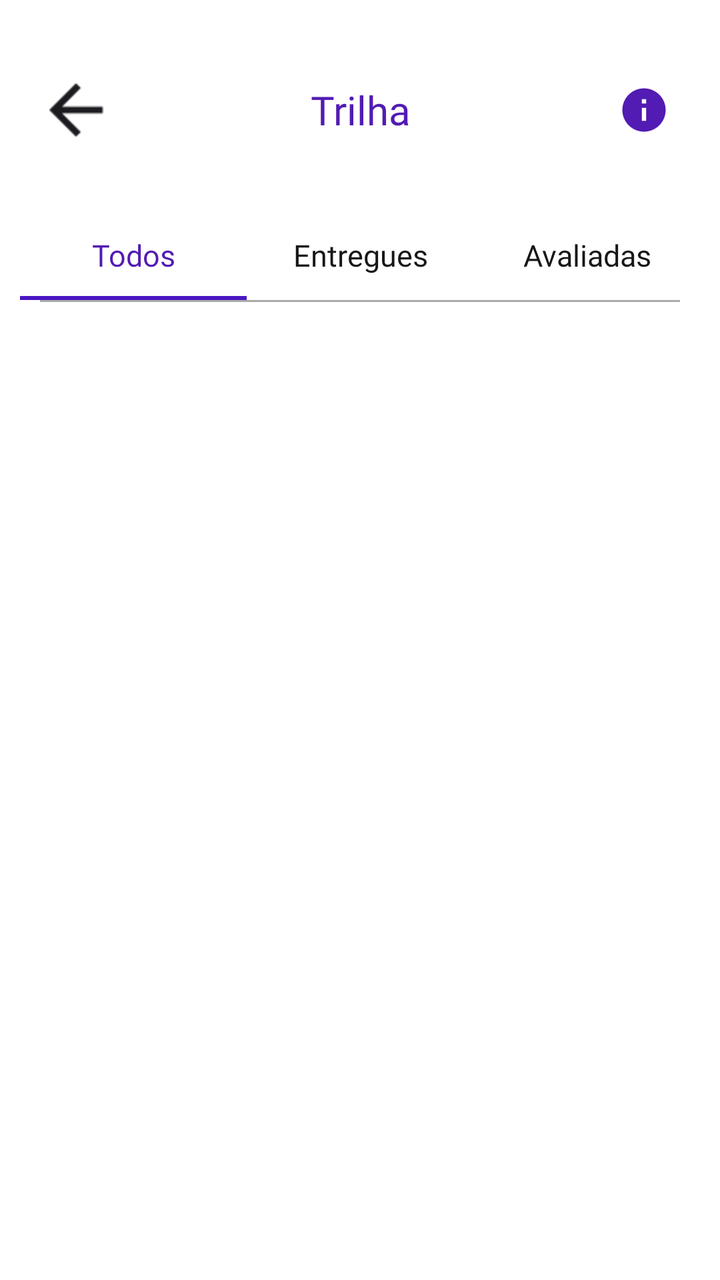
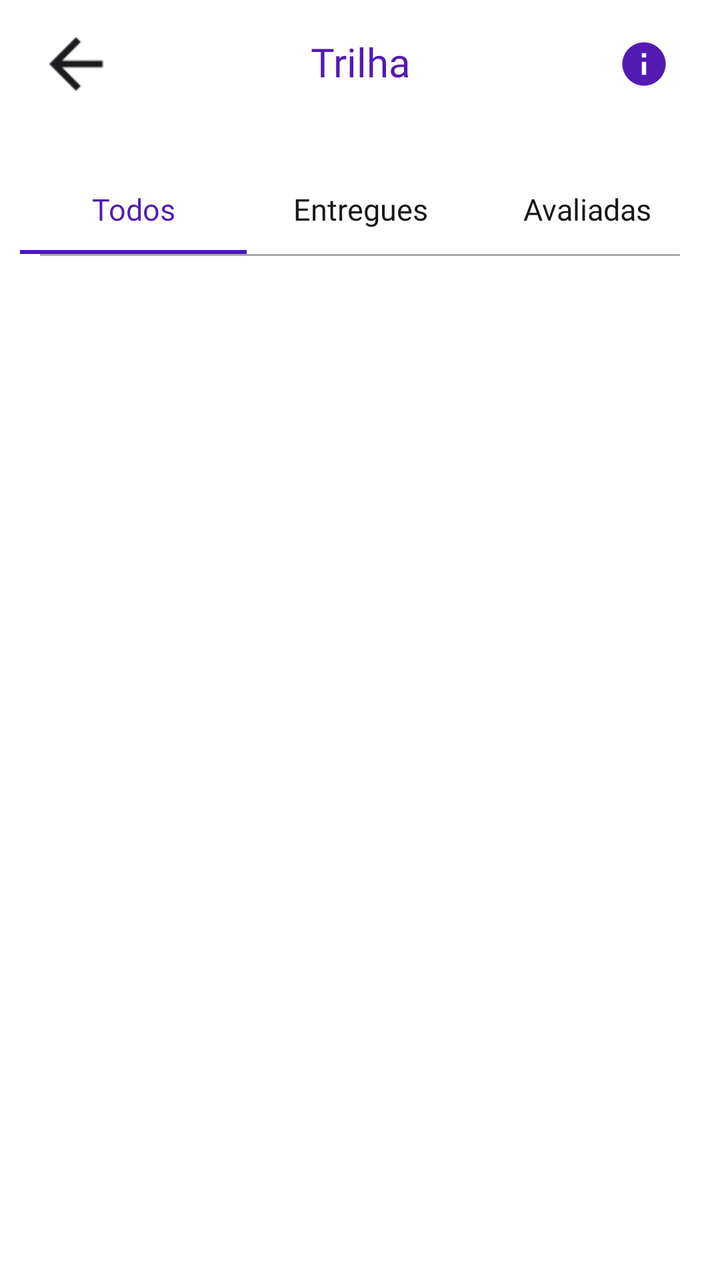

Two renders of the same Android screen: before a commit and after it. Below are the layout's source before the change and the commit's diff.
<!-- AndroidManifest.xml: application theme Theme.MeuFuturoAgora -->
<!-- res/layout/activity_tela_detalhes_disciplina_aluno.xml -->
<?xml version="1.0" encoding="utf-8"?>
<androidx.constraintlayout.widget.ConstraintLayout xmlns:android="http://schemas.android.com/apk/res/android"
    xmlns:app="http://schemas.android.com/apk/res-auto"
    xmlns:tools="http://schemas.android.com/tools"
    android:id="@+id/main"
    android:layout_width="match_parent"
    android:layout_height="match_parent"
    android:background="@android:color/white"
    tools:context=".TelaDetalhesDisciplinaAluno">

    <ImageView
        android:id="@+id/btnVoltar"
        android:layout_width="40dp"
        android:layout_height="40dp"
        android:layout_marginStart="18dp"
        android:layout_marginTop="35dp"
        android:src="@drawable/seta_voltar"
        android:scaleType="centerInside"
        android:contentDescription="Voltar"
        app:layout_constraintStart_toStartOf="parent"
        app:layout_constraintTop_toTopOf="parent" />

    

    <TextView
        android:id="@+id/tvNomeDisciplinaAluno"
        android:layout_width="0dp"
        android:layout_height="50dp"
        android:layout_marginStart="64dp"
        android:layout_marginEnd="64dp"
        android:ellipsize="end"
        android:gravity="center"
        android:maxLines="1"
        android:text="Trilha"
        android:textColor="@color/roxo_primario"
        android:textSize="20sp"
        android:fontFamily="@font/poppins_bold"
        app:layout_constraintStart_toStartOf="parent"
        app:layout_constraintEnd_toEndOf="parent"
        app:layout_constraintTop_toTopOf="@id/btnVoltar"
        app:layout_constraintBottom_toBottomOf="@id/btnVoltar" />

    

    <ImageView
        android:id="@+id/btnInfoProfessor"
        android:layout_width="40dp"
        android:layout_height="40dp"
        android:layout_marginEnd="18dp"
        android:background="?attr/selectableItemBackgroundBorderless"
        android:contentDescription="Informações da disciplina"
        android:padding="7dp"
        android:src="@drawable/ic_info"
        app:tint="@color/roxo_primario"
        app:layout_constraintEnd_toEndOf="parent"
        app:layout_constraintTop_toTopOf="@id/btnVoltar"
        app:layout_constraintBottom_toBottomOf="@id/btnVoltar" />

    <androidx.constraintlayout.widget.ConstraintLayout
        android:id="@+id/layoutAbasAluno"
        android:layout_width="0dp"
        android:layout_height="45dp"
        android:layout_marginTop="30dp"
        app:layout_constraintTop_toBottomOf="@id/btnVoltar"
        app:layout_constraintStart_toStartOf="parent"
        app:layout_constraintEnd_toEndOf="parent">

        <TextView
            android:id="@+id/tabTodos"
            android:layout_width="0dp"
            android:layout_height="match_parent"
            android:gravity="center"
            android:text="Todos"
            android:textColor="@color/roxo_primario"
            android:layout_marginStart="10dp"
            android:textSize="15sp"
            android:fontFamily="@font/poppins_bold"
            app:layout_constraintStart_toStartOf="parent"
            app:layout_constraintEnd_toStartOf="@id/tabEntregues"
            app:layout_constraintTop_toTopOf="parent"
            app:layout_constraintBottom_toBottomOf="parent" />

        <TextView
            android:id="@+id/tabEntregues"
            android:layout_width="0dp"
            android:layout_height="match_parent"
            android:gravity="center"
            android:text="Entregues"
            android:textColor="#171717"
            android:textSize="15sp"
            android:fontFamily="@font/poppins_bold"
            app:layout_constraintStart_toEndOf="@id/tabTodos"
            app:layout_constraintEnd_toStartOf="@id/tabAvaliadas"
            app:layout_constraintTop_toTopOf="parent"
            app:layout_constraintBottom_toBottomOf="parent" />

        <TextView
            android:id="@+id/tabAvaliadas"
            android:layout_width="0dp"
            android:layout_height="match_parent"
            android:gravity="center"
            android:text="Avaliadas"
            android:textColor="#171717"
            android:layout_marginEnd="10dp"
            android:textSize="15sp"
            android:fontFamily="@font/poppins_bold"
            app:layout_constraintStart_toEndOf="@id/tabEntregues"
            app:layout_constraintEnd_toEndOf="parent"
            app:layout_constraintTop_toTopOf="parent"
            app:layout_constraintBottom_toBottomOf="parent" />

        <View
            android:id="@+id/linhaAbaTodos"
            android:layout_width="0dp"
            android:layout_height="2dp"
            android:background="@color/roxo_acao"
            app:layout_constraintStart_toStartOf="@id/tabTodos"
            app:layout_constraintEnd_toEndOf="@id/tabTodos"
            app:layout_constraintBottom_toBottomOf="parent" />

        <View
            android:id="@+id/linhaAbaEntregues"
            android:layout_width="0dp"
            android:layout_height="2dp"
            android:background="@color/roxo_acao"
            android:visibility="gone"
            app:layout_constraintStart_toStartOf="@id/tabEntregues"
            app:layout_constraintEnd_toEndOf="@id/tabEntregues"
            app:layout_constraintBottom_toBottomOf="parent" />

        <View
            android:id="@+id/linhaAbaAvaliadas"
            android:layout_width="0dp"
            android:layout_height="2dp"
            android:background="@color/roxo_acao"
            android:visibility="gone"
            app:layout_constraintStart_toStartOf="@id/tabAvaliadas"
            app:layout_constraintEnd_toEndOf="@id/tabAvaliadas"
            app:layout_constraintBottom_toBottomOf="parent" />

    </androidx.constraintlayout.widget.ConstraintLayout>

    <View
        android:id="@+id/linhaSeparadoraAluno"
        android:layout_width="0dp"
        android:layout_height="1dp"
        android:background="@color/linha_cinza"
        android:layout_marginStart="20dp"
        android:layout_marginEnd="20dp"
        app:layout_constraintTop_toBottomOf="@id/layoutAbasAluno"
        app:layout_constraintStart_toStartOf="parent"
        app:layout_constraintEnd_toEndOf="parent" />

    <androidx.recyclerview.widget.RecyclerView
        android:id="@+id/recyclerAtividadesAluno"
        android:layout_width="0dp"
        android:layout_height="0dp"
        android:clipToPadding="false"
        android:layout_marginStart="20dp"
        android:layout_marginEnd="20dp"
        android:paddingTop="5dp"
        android:paddingBottom="20dp"
        app:layout_constraintTop_toBottomOf="@id/linhaSeparadoraAluno"
        app:layout_constraintBottom_toBottomOf="parent"
        app:layout_constraintStart_toStartOf="parent"
        app:layout_constraintEnd_toEndOf="parent" />

    <TextView
        android:id="@+id/tvSemAtividadesDisciplinaAluno"
        android:layout_width="wrap_content"
        android:layout_height="wrap_content"
        android:fontFamily="@font/poppins_regular"
        android:text="Nenhuma trilha nesta categoria."
        android:textColor="@color/texto_cinza"
        android:textSize="14sp"
        android:visibility="gone"
        app:layout_constraintTop_toBottomOf="@id/linhaSeparadoraAluno"
        app:layout_constraintBottom_toBottomOf="parent"
        app:layout_constraintStart_toStartOf="parent"
        app:layout_constraintEnd_toEndOf="parent" />

</androidx.constraintlayout.widget.ConstraintLayout>
<!-- resources referenced by this layout -->
<resources>
  <color name="linha_cinza">#AAAAAA</color>
  <color name="roxo_acao">#4A16C4</color>
  <color name="roxo_primario">#521BB3</color>
  <color name="texto_cinza">#777777</color>
  <!-- drawable ic_info (drawable) -->
  <?xml version="1.0" encoding="utf-8"?>
  <vector xmlns:android="http://schemas.android.com/apk/res/android"
      android:width="24dp"
      android:height="24dp"
      android:viewportWidth="24"
      android:viewportHeight="24">
      <path
          android:fillColor="#FF000000"
          android:pathData="M12,2C6.48,2 2,6.48 2,12s4.48,10 10,10s10,-4.48 10,-10S17.52,2 12,2zM13,17h-2v-6h2v6zM13,9h-2L11,7h2v2z" />
  </vector>
  <!-- drawable seta_voltar: png bitmap (drawable, 265 bytes) -->
  <style name="Theme.MeuFuturoAgora" parent="Base.Theme.MeuFuturoAgora" />
  <style name="Base.Theme.MeuFuturoAgora" parent="Theme.Material3.DayNight.NoActionBar">
          <item name="android:navigationBarColor">@android:color/transparent</item>
      </style>
</resources>

<!-- the commit's change to res/layout/activity_tela_detalhes_disciplina_aluno.xml (unified diff, before → after) -->
@@ -13,7 +13,7 @@
         android:layout_width="40dp"
         android:layout_height="40dp"
         android:layout_marginStart="18dp"
-        android:layout_marginTop="35dp"
+        android:layout_marginTop="12dp"
         android:src="@drawable/seta_voltar"
         android:scaleType="centerInside"
         android:contentDescription="Voltar"
@@ -30,11 +30,17 @@
         android:layout_marginEnd="64dp"
         android:ellipsize="end"
         android:gravity="center"
-        android:maxLines="1"
+        android:includeFontPadding="false"
+        android:lineSpacingMultiplier="0.85"
+        android:maxLines="2"
         android:text="Trilha"
         android:textColor="@color/roxo_primario"
         android:textSize="20sp"
         android:fontFamily="@font/poppins_bold"
+        app:autoSizeTextType="uniform"
+        app:autoSizeMinTextSize="13sp"
+        app:autoSizeMaxTextSize="20sp"
+        app:autoSizeStepGranularity="1sp"
         app:layout_constraintStart_toStartOf="parent"
         app:layout_constraintEnd_toEndOf="parent"
         app:layout_constraintTop_toTopOf="@id/btnVoltar"
